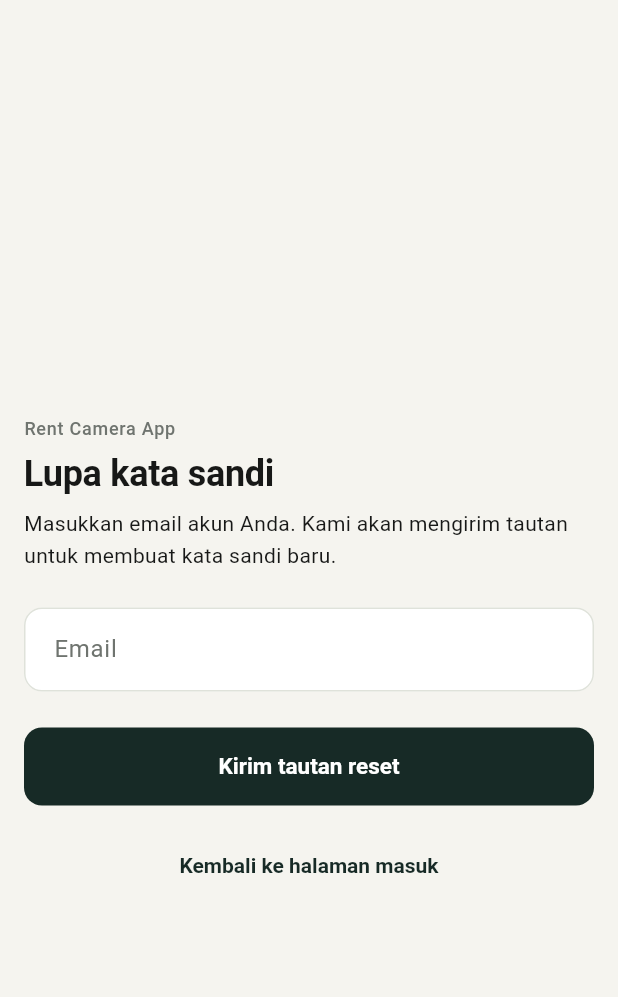
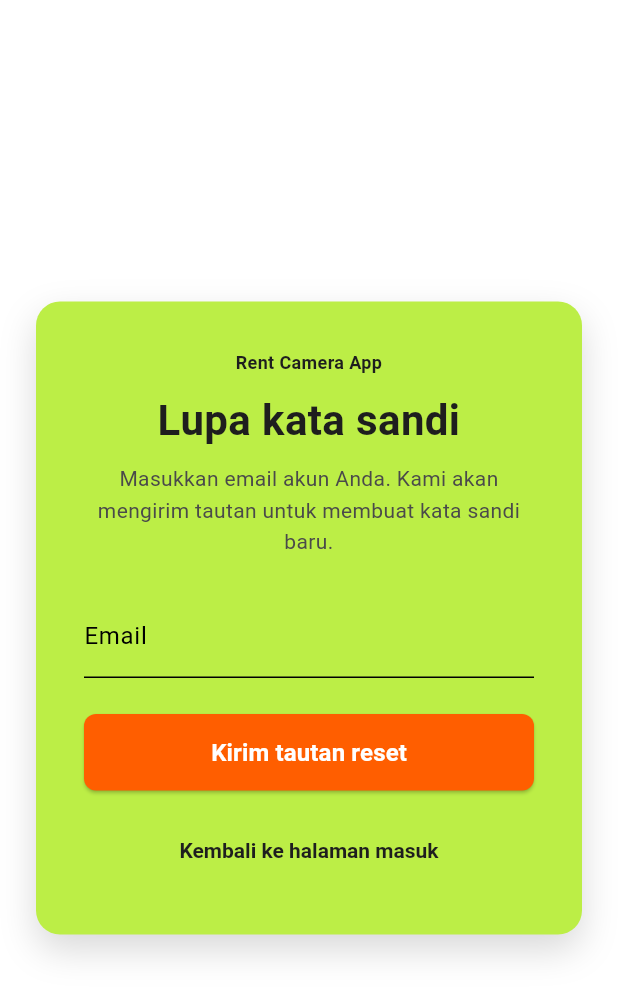
Before and after one commit to CodingWithFiraz/rent-camera-app, a Flutter app: the ForgotPasswordScreen screen opened by its route, on a phone screen of 412 x 824 dp. Shown: the top 997 px of the screen. Run offline on Flutter 3.47's test engine with Material 3 defaults, Android fonts, the phone set to English and light mode, and no system bars; our stand-ins replace cloud_firestore, firebase_auth, firebase_core, firebase_storage, flutter_riverpod, go_router and 2 more; accounts and stored records are empty.

Commit message:
forgot02

```diff
--- a/lib/features/auth/presentation/forgot_password_screen.dart
+++ b/lib/features/auth/presentation/forgot_password_screen.dart
@@ -6,10 +6,8 @@ import '../../../core/routing/app_routes.dart';
 import '../../../core/theme/app_spacing.dart';
 import '../../../core/utils/validators.dart';
 import '../../../core/widgets/app_form_banner.dart';
-import '../../../core/widgets/app_primary_button.dart';
 import '../../../core/widgets/app_text_field.dart';
 import 'auth_controller.dart';
-import 'widgets/auth_form_layout.dart';
 
 /// Layar lupa kata sandi: mengirim email reset melalui Firebase Auth.
 class ForgotPasswordScreen extends ConsumerStatefulWidget {
@@ -52,18 +50,71 @@ class _ForgotPasswordScreenState extends ConsumerState<ForgotPasswordScreen> {
 
   @override
   Widget build(BuildContext context) {
+    // Definisi Warna
+    const Color limeGreenBox = Color(0xFFBCEE46);
+    const Color charcoalText = Color(0xFF1E1E1E);
+    const Color mutedGray = Color(0xFF4A4A4A);
+    const Color customOrangeButton = Color.fromARGB(255, 255, 94, 0);
+
     final authState = ref.watch(authControllerProvider);
     final isSubmitting = authState.isSubmitting;
     final errorMessage = authState.errorMessage;
     final noticeMessage = authState.noticeMessage;
 
-    return AuthFormLayout(
-      showBackButton: true,
-      title: 'Lupa kata sandi',
-      subtitle:
-          'Masukkan email akun Anda. Kami akan mengirim tautan untuk membuat '
-          'kata sandi baru.',
-      children: <Widget>[
+    return Scaffold(
+      backgroundColor: Colors.white,
+      body: Center(
+        child: SingleChildScrollView(
+          padding: const EdgeInsets.all(24.0),
+          child: ConstrainedBox(
+            constraints: const BoxConstraints(maxWidth: 480),
+            child: Container(
+              padding: const EdgeInsets.all(32.0),
+              decoration: BoxDecoration(
+                color: limeGreenBox,
+                borderRadius: BorderRadius.circular(16),
+                boxShadow: [
+                  BoxShadow(
+                    color: Colors.black.withOpacity(0.15),
+                    blurRadius: 20,
+                    offset: const Offset(0, 10),
+                  ),
+                ],
+              ),
+              child: Column(
+                crossAxisAlignment: CrossAxisAlignment.stretch,
+                mainAxisSize: MainAxisSize.min,
+                children: [
+                  const Text(
+                    'Rent Camera App',
+                    textAlign: TextAlign.center,
+                    style: TextStyle(
+                      color: charcoalText,
+                      fontSize: 12,
+                      fontWeight: FontWeight.w700,
+                    ),
+                  ),
+                  const SizedBox(height: 8),
+                  const Text(
+                    'Lupa kata sandi',
+                    textAlign: TextAlign.center,
+                    style: TextStyle(
+                      color: charcoalText,
+                      fontSize: 28,
+                      fontWeight: FontWeight.bold,
+                    ),
+                  ),
+                  const SizedBox(height: 8),
+                  const Text(
+                    'Masukkan email akun Anda. Kami akan mengirim tautan untuk membuat kata sandi baru.',
+                    textAlign: TextAlign.center,
+                    style: TextStyle(
+                      color: mutedGray,
+                      fontSize: 14,
+                    ),
+                  ),
+                  const SizedBox(height: 24),
+
                   if (errorMessage != null) ...<Widget>[
                     AppFormBanner.error(errorMessage),
                     const SizedBox(height: AppSpacing.lg),
@@ -72,8 +123,13 @@ class _ForgotPasswordScreenState extends ConsumerState<ForgotPasswordScreen> {
                     AppFormBanner.notice(noticeMessage),
                     const SizedBox(height: AppSpacing.lg),
                   ],
+
                   Form(
                     key: _formKey,
+                    child: Theme(
+                      data: ThemeData.light().copyWith(
+                        colorScheme: const ColorScheme.light(primary: customOrangeButton),
+                      ),
                       child: AppTextField(
                         controller: _emailController,
                         label: 'Email',
@@ -85,25 +141,63 @@ class _ForgotPasswordScreenState extends ConsumerState<ForgotPasswordScreen> {
                         onFieldSubmitted: (_) => _submit(),
                       ),
                     ),
+                  ),
                   const SizedBox(height: AppSpacing.xl),
-        AppPrimaryButton(
-          label: 'Kirim tautan reset',
-          onPressed: _submit,
-          isLoading: isSubmitting,
+
+                  // Tombol dengan Background Custom Orange dan Teks Hitam
+                  ElevatedButton(
+                    style: ElevatedButton.styleFrom(
+                      backgroundColor: customOrangeButton,
+                      foregroundColor: charcoalText,
+                      padding: const EdgeInsets.symmetric(vertical: 16),
+                      shape: RoundedRectangleBorder(
+                        borderRadius: BorderRadius.circular(8),
+                      ),
+                    ),
+                    onPressed: isSubmitting ? null : _submit,
+                    child: isSubmitting
+                        ? SizedBox(
+                            height: 20,
+                            width: 20,
+                            child: CircularProgressIndicator(
+                              strokeWidth: 2,
+                              color: charcoalText,
+                            ),
+                          )
+                        : const Text(
+                            'Kirim tautan reset',
+                            style: TextStyle(
+                              fontWeight: FontWeight.bold,
+                              fontSize: 16,
+                              color: Color.fromARGB(255, 255, 255, 255),
+                            ),
+                          ),
                   ),
                   const SizedBox(height: AppSpacing.lg),
-        Wrap(
-          alignment: WrapAlignment.center,
+
+                  Row(
+                    mainAxisAlignment: MainAxisAlignment.center,
                     children: <Widget>[
                       TextButton(
                         onPressed: isSubmitting
                             ? null
                             : () => context.go(AppRoutes.login),
-              child: const Text('Kembali ke halaman masuk'),
+                        child: const Text(
+                          'Kembali ke halaman masuk',
+                          style: TextStyle(
+                            color: charcoalText,
+                            fontWeight: FontWeight.bold,
+                          ),
+                        ),
                       ),
                     ],
                   ),
                 ],
+              ),
+            ),
+          ),
+        ),
+      ),
     );
   }
 }
--- a/lib/features/auth/presentation/login_screen.dart
+++ b/lib/features/auth/presentation/login_screen.dart
@@ -213,7 +213,7 @@ class _LoginScreenState extends ConsumerState<LoginScreen> {
                           )
                         : const Text(
                             'Masuk',
-                            style: TextStyle(fontWeight: FontWeight.bold, fontSize: 16, color: charcoalText),
+                            style: TextStyle(fontWeight: FontWeight.bold, fontSize: 16, color: Color.fromARGB(255, 252, 251, 251)),
                           ),
                   ),
                   const SizedBox(height: AppSpacing.md),
```
Lines whose indentation alone changed are shown as unchanged.
